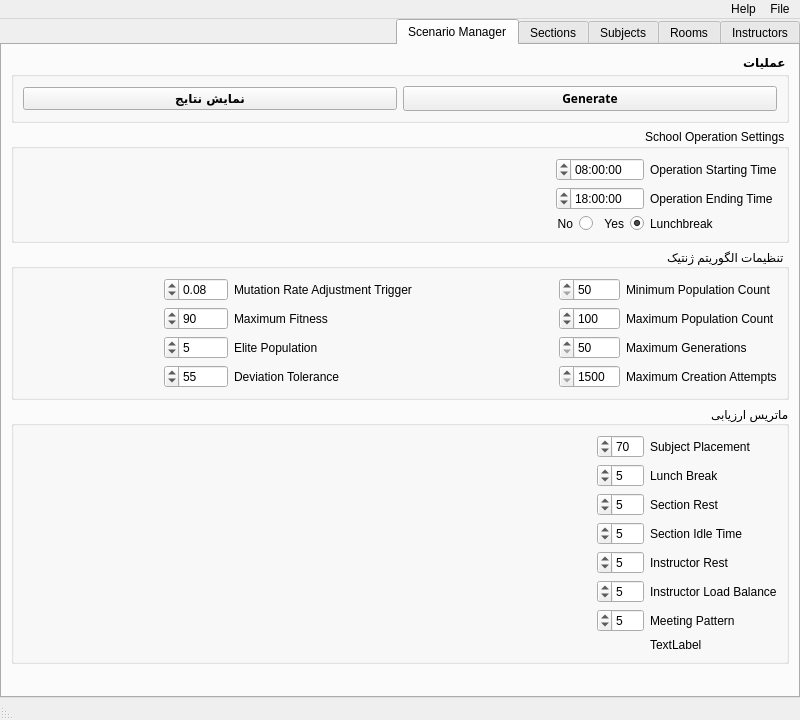
Above: qt_ui/main_2.ui from NeuralInsight/UniversityAutoClassScheduler before the change. Below: the same form after it.
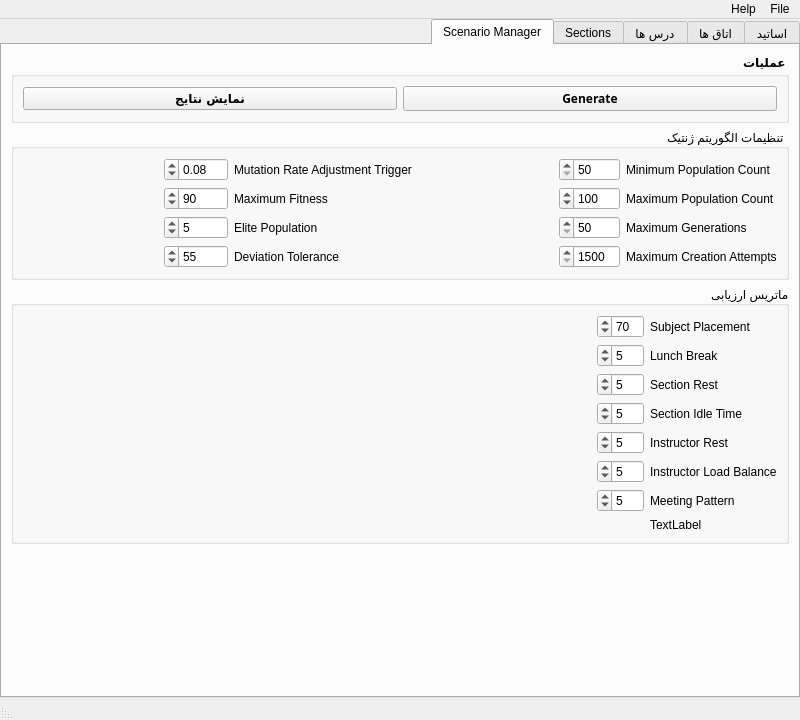
That is the form after the change. The open tabs and pages were chosen to show the change.

The edit to the form file:
```diff
--- a/qt_ui/main_2.ui
+++ b/qt_ui/main_2.ui
@@ -81,14 +81,14 @@
        <enum>QTabWidget::Rounded</enum>
       </property>
       <property name="currentIndex">
-       <number>1</number>
+       <number>4</number>
       </property>
       <widget class="QWidget" name="tabInstructors">
        <property name="whatsThis">
         <string>&lt;html&gt;&lt;head/&gt;&lt;body&gt;&lt;p&gt;&lt;br/&gt;&lt;/p&gt;&lt;/body&gt;&lt;/html&gt;</string>
        </property>
        <attribute name="title">
-        <string>Instructors</string>
+        <string>اساتید</string>
        </attribute>
        <layout class="QVBoxLayout" name="verticalLayout_2">
         <item>
@@ -105,11 +105,17 @@
            <string>عملیات</string>
           </property>
           <layout class="QHBoxLayout" name="horizontalLayout">
+           <property name="bottomMargin">
+            <number>11</number>
+           </property>
            <item>
             <widget class="QPushButton" name="btnInstrAdd">
              <property name="font">
               <font>
+               <family>Vazir Black FD-WOL</family>
                <pointsize>10</pointsize>
+               <weight>75</weight>
+               <bold>true</bold>
               </font>
              </property>
              <property name="text">
@@ -196,7 +202,7 @@
       </widget>
       <widget class="QWidget" name="tabRooms">
        <attribute name="title">
-        <string>Rooms</string>
+        <string>اتاق ها</string>
        </attribute>
        <layout class="QVBoxLayout" name="verticalLayout_3">
         <item>
@@ -314,7 +320,7 @@
       </widget>
       <widget class="QWidget" name="tabSubjects">
        <attribute name="title">
-        <string>Subjects</string>
+        <string>درس ها</string>
        </attribute>
        <layout class="QVBoxLayout" name="verticalLayout_4">
         <item>
@@ -456,7 +462,7 @@
        <attribute name="title">
         <string>Scenario Manager</string>
        </attribute>
-       <layout class="QVBoxLayout" name="verticalLayout_6" stretch="0,0,0,0,0">
+       <layout class="QVBoxLayout" name="verticalLayout_6" stretch="0,0,0,0">
         <property name="sizeConstraint">
          <enum>QLayout::SetDefaultConstraint</enum>
         </property>
@@ -491,145 +497,6 @@
           </layout>
          </widget>
         </item>
-        <item>
-         <widget class="QGroupBox" name="groupBox_6">
-          <property name="title">
-           <string>School Operation Settings</string>
-          </property>
-          <layout class="QGridLayout" name="gridLayout_2">
-           <item row="2" column="1">
-            <widget class="QGroupBox" name="groupBox_7">
-             <property name="styleSheet">
-              <string notr="true">border: none</string>
-             </property>
-             <property name="title">
-              <string/>
-             </property>
-             <property name="flat">
-              <bool>false</bool>
-             </property>
-             <property name="checkable">
-              <bool>false</bool>
-             </property>
-             <property name="checked">
-              <bool>false</bool>
-             </property>
-             <layout class="QHBoxLayout" name="horizontalLayout_5">
-              <property name="spacing">
-               <number>10</number>
-              </property>
-              <property name="leftMargin">
-               <number>0</number>
-              </property>
-              <property name="topMargin">
-               <number>0</number>
-              </property>
-              <property name="rightMargin">
-               <number>0</number>
-              </property>
-              <property name="bottomMargin">
-               <number>0</number>
-              </property>
-              <item>
-               <widget class="QRadioButton" name="radioLunchYes">
-                <property name="text">
-                 <string>Yes</string>
-                </property>
-                <property name="checked">
-                 <bool>true</bool>
-                </property>
-               </widget>
-              </item>
-              <item>
-               <widget class="QRadioButton" name="radioLunchNo">
-                <property name="text">
-                 <string>No</string>
-                </property>
-               </widget>
-              </item>
-             </layout>
-            </widget>
-           </item>
-           <item row="2" column="0">
-            <widget class="QLabel" name="label_6">
-             <property name="toolTip">
-              <string>Assess for lunch break for sections.</string>
-             </property>
-             <property name="text">
-              <string>Lunchbreak</string>
-             </property>
-            </widget>
-           </item>
-           <item row="0" column="0">
-            <widget class="QLabel" name="label_4">
-             <property name="toolTip">
-              <string>The opening time of the school.</string>
-             </property>
-             <property name="text">
-              <string>Operation Starting Time</string>
-             </property>
-            </widget>
-           </item>
-           <item row="0" column="1">
-            <widget class="QTimeEdit" name="timeStarting">
-             <property name="currentSection">
-              <enum>QDateTimeEdit::HourSection</enum>
-             </property>
-             <property name="displayFormat">
-              <string/>
-             </property>
-             <property name="time">
-              <time>
-               <hour>8</hour>
-               <minute>0</minute>
-               <second>0</second>
-              </time>
-             </property>
-            </widget>
-           </item>
-           <item row="0" column="2">
-            <spacer name="horizontalSpacer_2">
-             <property name="orientation">
-              <enum>Qt::Horizontal</enum>
-             </property>
-             <property name="sizeHint" stdset="0">
-              <size>
-               <width>40</width>
-               <height>20</height>
-              </size>
-             </property>
-            </spacer>
-           </item>
-           <item row="1" column="0">
-            <widget class="QLabel" name="label_5">
-             <property name="toolTip">
-              <string>The closing time of the school.</string>
-             </property>
-             <property name="text">
-              <string>Operation Ending Time</string>
-             </property>
-            </widget>
-           </item>
-           <item row="1" column="1">
-            <widget class="QTimeEdit" name="timeEnding">
-             <property name="displayFormat">
-              <string/>
-             </property>
-             <property name="calendarPopup">
-              <bool>true</bool>
-             </property>
-             <property name="time">
-              <time>
-               <hour>18</hour>
-               <minute>0</minute>
-               <second>0</second>
-              </time>
-             </property>
-            </widget>
-           </item>
-          </layout>
-         </widget>
-        </item>
         <item>
          <widget class="QGroupBox" name="groupBox_8">
           <property name="title">
@@ -837,6 +704,19 @@
            <string>ماتریس ارزیابی</string>
           </property>
           <layout class="QGridLayout" name="gridLayout_4">
+           <item row="0" column="3">
+            <spacer name="horizontalSpacer_8">
+             <property name="orientation">
+              <enum>Qt::Horizontal</enum>
+             </property>
+             <property name="sizeHint" stdset="0">
+              <size>
+               <width>40</width>
+               <height>20</height>
+              </size>
+             </property>
+            </spacer>
+           </item>
            <item row="2" column="0">
             <widget class="QLabel" name="label_15">
              <property name="toolTip">
@@ -857,13 +737,20 @@
              </property>
             </widget>
            </item>
-           <item row="5" column="0">
-            <widget class="QLabel" name="label_19">
-             <property name="toolTip">
-              <string>The weight of having all instructors have normalized teaching load.</string>
+           <item row="7" column="1">
+            <widget class="QSpinBox" name="editMeet">
+             <property name="maximum">
+              <number>100</number>
              </property>
+             <property name="value">
+              <number>5</number>
+             </property>
+            </widget>
+           </item>
+           <item row="8" column="0">
+            <widget class="QLabel" name="lblTotal">
              <property name="text">
-              <string>Instructor Load Balance</string>
+              <string>TextLabel</string>
              </property>
             </widget>
            </item>
@@ -877,26 +764,6 @@
              </property>
             </widget>
            </item>
-           <item row="4" column="0">
-            <widget class="QLabel" name="label_16">
-             <property name="toolTip">
-              <string>The weight of instructor rest (There must be a rest for every consecutive 3 hours of session)</string>
-             </property>
-             <property name="text">
-              <string>Instructor Rest</string>
-             </property>
-            </widget>
-           </item>
-           <item row="0" column="1">
-            <widget class="QSpinBox" name="editSbj">
-             <property name="maximum">
-              <number>100</number>
-             </property>
-             <property name="value">
-              <number>70</number>
-             </property>
-            </widget>
-           </item>
            <item row="0" column="0">
             <widget class="QLabel" name="label_13">
              <property name="toolTip">
@@ -917,29 +784,6 @@
              </property>
             </widget>
            </item>
-           <item row="0" column="2">
-            <spacer name="horizontalSpacer_8">
-             <property name="orientation">
-              <enum>Qt::Horizontal</enum>
-             </property>
-             <property name="sizeHint" stdset="0">
-              <size>
-               <width>40</width>
-               <height>20</height>
-              </size>
-             </property>
-            </spacer>
-           </item>
-           <item row="1" column="1">
-            <widget class="QSpinBox" name="editLun">
-             <property name="maximum">
-              <number>100</number>
-             </property>
-             <property name="value">
-              <number>5</number>
-             </property>
-            </widget>
-           </item>
            <item row="2" column="1">
             <widget class="QSpinBox" name="editSec">
              <property name="maximum">
@@ -950,6 +794,36 @@
              </property>
             </widget>
            </item>
+           <item row="3" column="1">
+            <widget class="QSpinBox" name="editIdle">
+             <property name="maximum">
+              <number>100</number>
+             </property>
+             <property name="value">
+              <number>5</number>
+             </property>
+            </widget>
+           </item>
+           <item row="5" column="0">
+            <widget class="QLabel" name="label_19">
+             <property name="toolTip">
+              <string>The weight of having all instructors have normalized teaching load.</string>
+             </property>
+             <property name="text">
+              <string>Instructor Load Balance</string>
+             </property>
+            </widget>
+           </item>
+           <item row="4" column="0">
+            <widget class="QLabel" name="label_16">
+             <property name="toolTip">
+              <string>The weight of instructor rest (There must be a rest for every consecutive 3 hours of session)</string>
+             </property>
+             <property name="text">
+              <string>Instructor Rest</string>
+             </property>
+            </widget>
+           </item>
            <item row="4" column="1">
             <widget class="QSpinBox" name="editInstrRest">
              <property name="maximum">
@@ -970,8 +844,8 @@
              </property>
             </widget>
            </item>
-           <item row="3" column="1">
-            <widget class="QSpinBox" name="editIdle">
+           <item row="1" column="1">
+            <widget class="QSpinBox" name="editLun">
              <property name="maximum">
               <number>100</number>
              </property>
@@ -980,20 +854,13 @@
              </property>
             </widget>
            </item>
-           <item row="7" column="1">
-            <widget class="QSpinBox" name="editMeet">
+           <item row="0" column="1">
+            <widget class="QSpinBox" name="editSbj">
              <property name="maximum">
               <number>100</number>
              </property>
              <property name="value">
-              <number>5</number>
-             </property>
-            </widget>
-           </item>
-           <item row="8" column="0">
-            <widget class="QLabel" name="lblTotal">
-             <property name="text">
-              <string>TextLabel</string>
+              <number>70</number>
              </property>
             </widget>
            </item>
@@ -1025,7 +892,7 @@
      <x>0</x>
      <y>0</y>
      <width>800</width>
-     <height>26</height>
+     <height>28</height>
     </rect>
    </property>
    <widget class="QMenu" name="menuFile">
```
Left out of the diff: 4 changed lines with no effect on the pictures.
